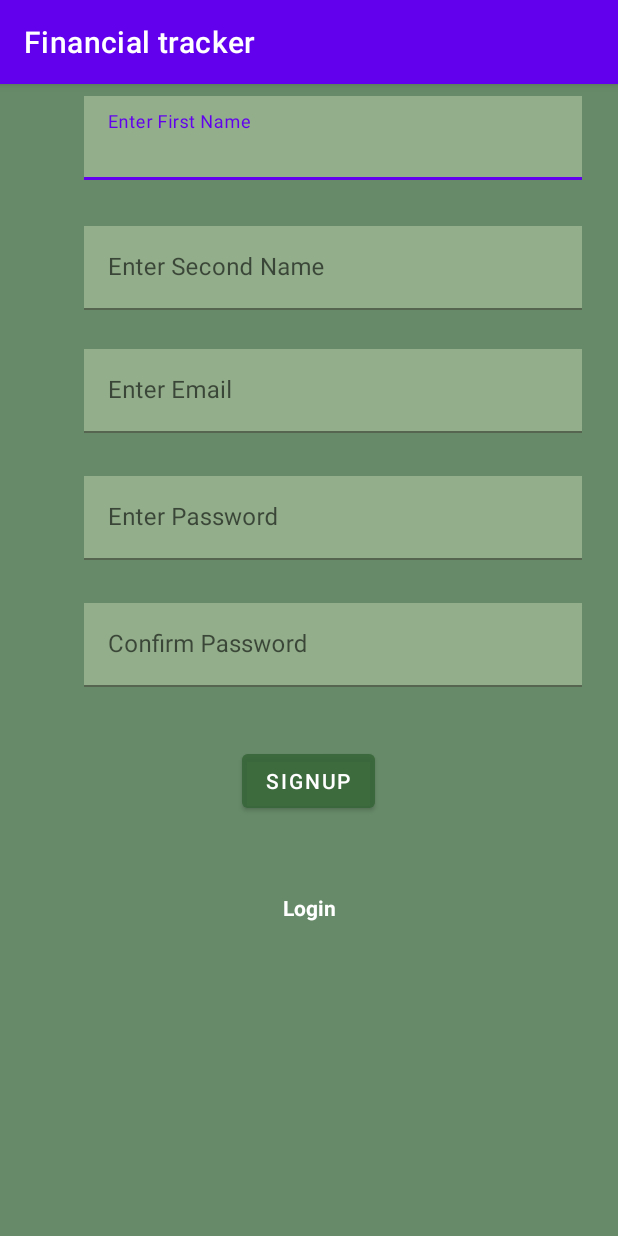
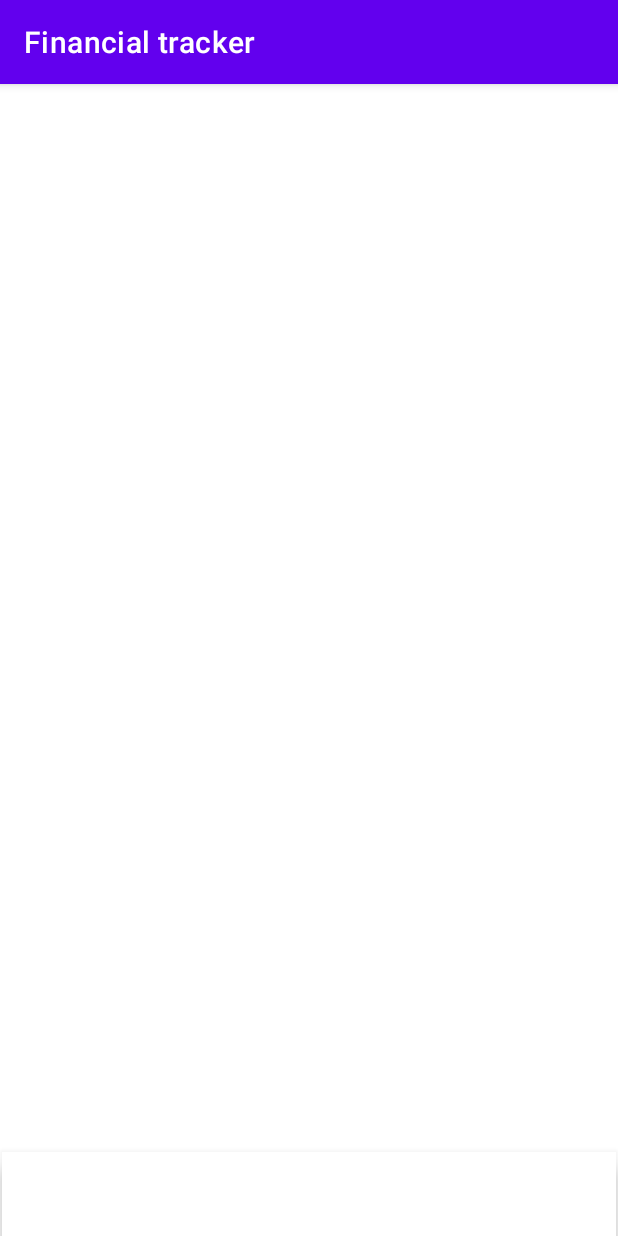
Before and after one commit to mercy-ndungu/Financial-Tracking-App., an Android app: the AccountSetupActivity screen opened directly, with no data from a screen before it, after a tap on "Signup", on a phone screen of 412 x 824 dp. Run offline under Robolectric (Android 15) with nearby library versions, the light colour scheme and no system bars; Roboto replaces fonts that are not available here; 1 other tap on this screen came first.

Commit message:
Added login, signup authentication and fragments icons

```diff
--- a/app/src/main/java/com/kirigo/financialtracker/AccountSetupActivity.kt
+++ b/app/src/main/java/com/kirigo/financialtracker/AccountSetupActivity.kt
@@ -6,31 +6,45 @@ import android.os.Bundle
 import android.widget.EditText
 import android.widget.TextView
 import com.google.android.material.textfield.TextInputLayout
+import com.kirigo.financialtracker.databinding.ActivityAccountSetupBinding
+import com.kirigo.financialtracker.databinding.ActivitySignupBinding
 
 class AccountSetupActivity : AppCompatActivity() {
-    lateinit var tilEmail :TextInputLayout
-    lateinit var tilPassword:TextInputLayout
-    lateinit var etEmail:EditText
-    lateinit var etPassword:EditText
-    lateinit var tvSign:TextView
-    lateinit var tvLogin:TextView
+    lateinit var binding: ActivityAccountSetupBinding
     override fun onCreate(savedInstanceState: Bundle?) {
         super.onCreate(savedInstanceState)
-        setContentView(R.layout.activity_account_setup)
-        tilEmail=findViewById(R.id.tilSecondName)
-        tilPassword = findViewById(R.id.tilPassword)
-        etEmail=findViewById(R.id.etSecondname)
-        etPassword=findViewById(R.id.etPassword)
-        tvSign = findViewById(R.id.tvSign)
-        tvLogin = findViewById(R.id.tvLogin)
-tvLogin.setOnClickListener {
-    var intent = Intent(this,HomeActivity::class.java)
+        binding=ActivityAccountSetupBinding.inflate(layoutInflater)
+        setContentView(binding.root)
+
+binding.tvLogin.setOnClickListener {
+    val intent = Intent(this,HomeActivity::class.java)
+    validation()
     startActivity(intent)
 }
-        tvSign.setOnClickListener {
-            var intent = Intent(this,SignupActivity::class.java)
+        binding.tvSign.setOnClickListener {
+            val intent = Intent(this,HomeActivity::class.java)
+            validation()
             startActivity(intent)
         }
 
+
     }
+    fun validation(){
+        var email = binding.etSecondname.text.toString()
+        var password = binding.etPassword.text.toString()
+//
+        var error = false
+        if(email.isBlank()){
+            binding.tilSecondName.error = "Email is required"
+            error= true
+        }
+        if(password.isBlank()){
+            binding.tilPassword.error="First name is required."
+            error= true
+        }
+        if(!error){
+            startActivity(Intent(this, HomeActivity::class.java))
+        }
+    }
+
 }
--- /dev/null
+++ b/app/src/main/res/drawable/ic_baseline_account_balance_wallet_24.xml
@@ -0,0 +1,5 @@
+<vector android:height="24dp" android:tint="#000000"
+    android:viewportHeight="24" android:viewportWidth="24"
+    android:width="24dp" xmlns:android="http://schemas.android.com/apk/res/android">
+    <path android:fillColor="@android:color/white" android:pathData="M21,18v1c0,1.1 -0.9,2 -2,2L5,21c-1.11,0 -2,-0.9 -2,-2L3,5c0,-1.1 0.89,-2 2,-2h14c1.1,0 2,0.9 2,2v1h-9c-1.11,0 -2,0.9 -2,2v8c0,1.1 0.89,2 2,2h9zM12,16h10L22,8L12,8v8zM16,13.5c-0.83,0 -1.5,-0.67 -1.5,-1.5s0.67,-1.5 1.5,-1.5 1.5,0.67 1.5,1.5 -0.67,1.5 -1.5,1.5z"/>
+</vector>
--- /dev/null
+++ b/app/src/main/res/drawable/ic_baseline_home_24.xml
@@ -0,0 +1,5 @@
+<vector android:height="24dp" android:tint="#000000"
+    android:viewportHeight="24" android:viewportWidth="24"
+    android:width="24dp" xmlns:android="http://schemas.android.com/apk/res/android">
+    <path android:fillColor="@android:color/white" android:pathData="M10,20v-6h4v6h5v-8h3L12,3 2,12h3v8z"/>
+</vector>
--- /dev/null
+++ b/app/src/main/res/drawable/ic_baseline_person_24.xml
@@ -0,0 +1,5 @@
+<vector android:height="24dp" android:tint="#000000"
+    android:viewportHeight="24" android:viewportWidth="24"
+    android:width="24dp" xmlns:android="http://schemas.android.com/apk/res/android">
+    <path android:fillColor="@android:color/white" android:pathData="M12,12c2.21,0 4,-1.79 4,-4s-1.79,-4 -4,-4 -4,1.79 -4,4 1.79,4 4,4zM12,14c-2.67,0 -8,1.34 -8,4v2h16v-2c0,-2.66 -5.33,-4 -8,-4z"/>
+</vector>
--- a/app/src/main/res/layout/activity_home.xml
+++ b/app/src/main/res/layout/activity_home.xml
@@ -5,5 +5,15 @@
     android:layout_width="match_parent"
     android:layout_height="match_parent"
     tools:context=".HomeActivity">
+    <com.google.android.material.bottomnavigation.BottomNavigationView
+        android:layout_width="0dp"
+        android:layout_height="56dp"
+        android:layout_marginStart="1dp"
+        android:layout_marginEnd="1dp"
+        app:layout_constraintBottom_toBottomOf="parent"
+        app:layout_constraintEnd_toEndOf="parent"
+        app:layout_constraintStart_toStartOf="parent"
+        />
+
 
 </androidx.constraintlayout.widget.ConstraintLayout>
--- a/app/src/main/res/layout/activity_signup.xml
+++ b/app/src/main/res/layout/activity_signup.xml
@@ -15,7 +15,7 @@
         app:layout_constraintGuide_percent="0.11" />
 
     <com.google.android.material.textfield.TextInputLayout
-        android:id="@+id/textInputLayout2"
+        android:id="@+id/tilFirstname"
         android:layout_width="0dp"
         android:layout_height="0dp"
         android:layout_marginStart="56dp"
@@ -54,7 +54,7 @@
         app:layout_constraintBottom_toTopOf="@+id/guideline4"
         app:layout_constraintEnd_toEndOf="parent"
         app:layout_constraintStart_toStartOf="parent"
-        app:layout_constraintTop_toBottomOf="@+id/textInputLayout2">
+        app:layout_constraintTop_toBottomOf="@+id/tilFirstname">
 
         <com.google.android.material.textfield.TextInputEditText
             android:id="@+id/etSecondname"
```
Also changed, not shown: app/src/main/java/com/kirigo/financialtracker/SignupActivity.kt (+95 -1 lines).
